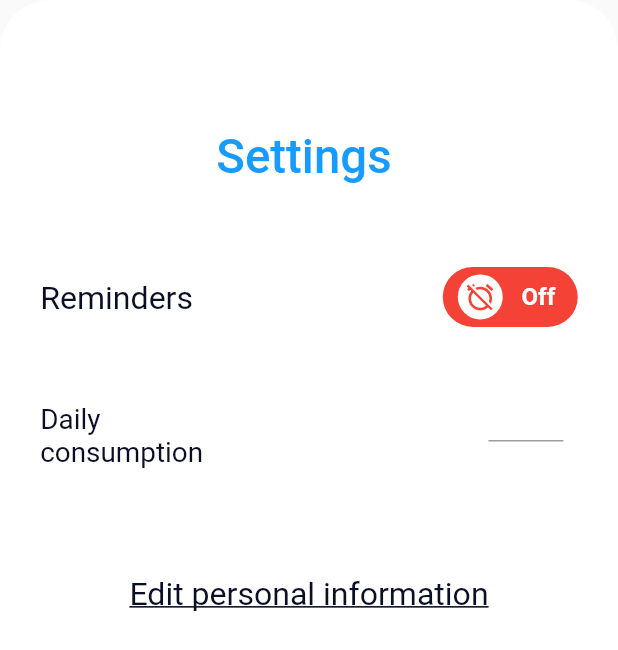
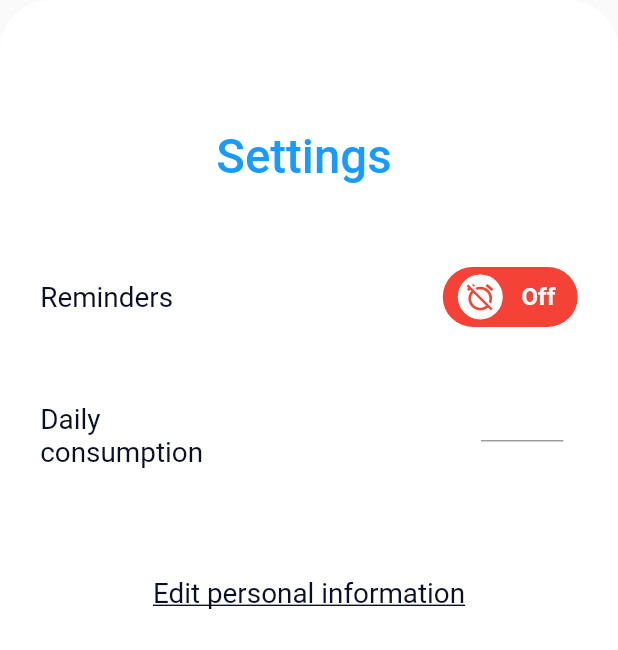
Before and after one commit to Varad-01/DrinkUp1, a Flutter app: the Scene3 screen opened by its route, on a phone screen of 412 x 824 dp. Shown: the top 650 px of the screen. Run offline on Flutter 3.47's test engine with Material 2 defaults, Android fonts, the phone set to English and light mode, and no system bars; drawn by our look-alikes of lite_rolling_switch; our stand-ins replace cloud_firestore, dropdown_button2, firebase_core, fluttertoast, google_fonts, google_nav_bar and 2 more; accounts and stored records are empty; Roboto replaces fonts that are missing (Satoshi).

Commit message:
Update Feature added

```diff
--- a/lib/page-1/home-screen-03.dart
+++ b/lib/page-1/home-screen-03.dart
@@ -65,7 +65,7 @@ class _Scene3State extends State<Scene3> {
                           'Reminders',
                           style: SafeGoogleFont (
                             'Satoshi',
-                            fontSize: 23*ffem,
+                            fontSize: 20*ffem,
                             fontWeight: FontWeight.w400,
                             height: 1.2575*ffem/fem,
                             color: const Color(0xff0a0f25),
@@ -123,9 +123,9 @@ class _Scene3State extends State<Scene3> {
                       ),
                       const Spacer(),
                       Container(
-                        width: 50,
+                        width: 55,
                         height: 25,
-                        child: Expanded(
+                        child:  Expanded(
                           child: TextFormField(
                             keyboardType: TextInputType.number,
                           ),
@@ -146,7 +146,7 @@ class _Scene3State extends State<Scene3> {
                               'Edit personal information',
                             style: SafeGoogleFont (
                               'Satoshi',
-                              fontSize: 23*ffem,
+                              fontSize: 20*ffem,
                               fontWeight: FontWeight.w400,
                               // height: 1.2575*ffem/fem,
                               decoration: TextDecoration.underline,
```
